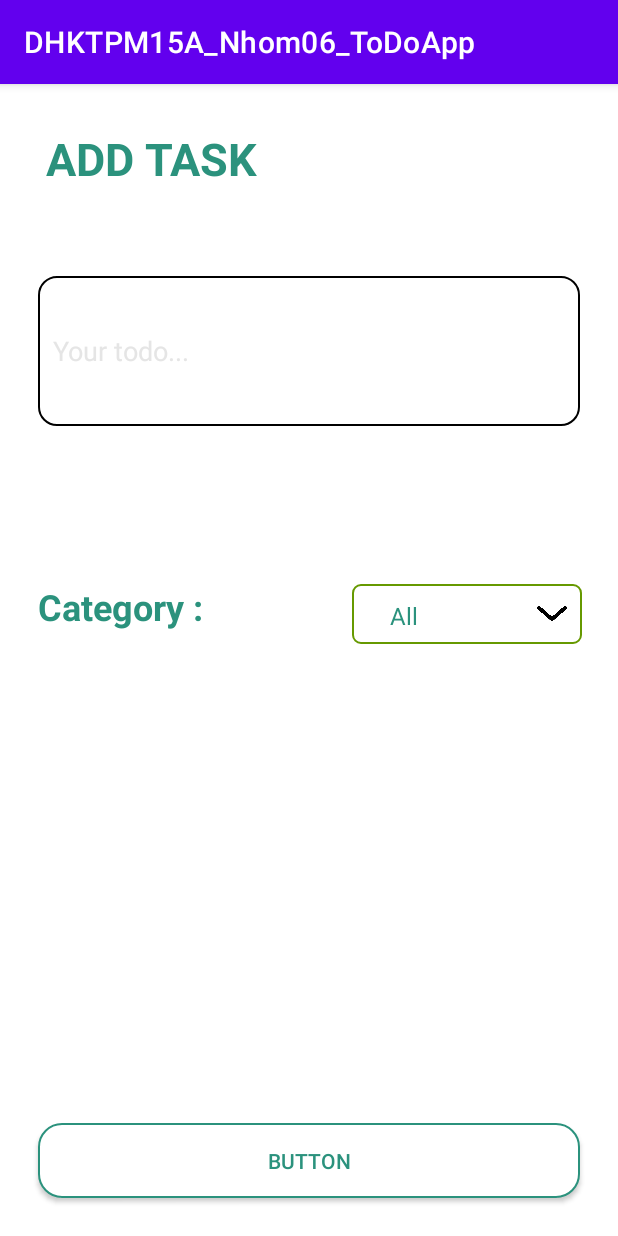
After one commit to nguyenhoanganh1410/DHKTPM15A_Nhom06_ToDoList, an Android app: the AddScreenActivity screen opened directly, with no data from a screen before it, on a phone screen of 412 x 824 dp. The commit adds this screen. Run offline under Robolectric (Android 15) with nearby library versions, the phone set to English and light mode, and no system bars.

Commit message:
5 - finished add-screen

```diff
--- a/app/src/main/AndroidManifest.xml
+++ b/app/src/main/AndroidManifest.xml
@@ -9,6 +9,9 @@
         android:roundIcon="@mipmap/ic_launcher_round"
         android:supportsRtl="true"
         android:theme="@style/Theme.DHKTPM15A_Nhom06_ToDoApp">
+        <activity
+            android:name=".AddScreenActivity"
+            android:exported="false" />
         <activity
             android:name=".activity.LoginActivity"
             android:exported="false" />
--- /dev/null
+++ b/app/src/main/java/com/example/dhktpm15a_nhom06_todoapp/AddScreenActivity.java
@@ -0,0 +1,40 @@
+package com.example.dhktpm15a_nhom06_todoapp;
+
+import androidx.appcompat.app.AppCompatActivity;
+
+import android.os.Bundle;
+import android.view.View;
+import android.widget.AdapterView;
+import android.widget.ArrayAdapter;
+import android.widget.Spinner;
+import android.widget.Toast;
+
+public class AddScreenActivity extends AppCompatActivity implements AdapterView.OnItemSelectedListener {
+
+    @Override
+    protected void onCreate(Bundle savedInstanceState) {
+        super.onCreate(savedInstanceState);
+        setContentView(R.layout.activity_add_screen);
+
+
+        ArrayAdapter adapter = ArrayAdapter.createFromResource(
+                this,
+                R.array.android_dropdown_arrays,
+                R.layout.color_spinner_layout
+        );
+        Spinner spinerAddScreen = findViewById(R.id.spinnerAdd);
+        adapter.setDropDownViewResource(R.layout.spinner_dropdown_layout);
+        spinerAddScreen.setAdapter(adapter);
+        spinerAddScreen.setOnItemSelectedListener(this);
+    }
+
+    @Override
+    public void onItemSelected(AdapterView<?> adapterView, View view, int i, long l) {
+        Toast.makeText(this, adapterView.getSelectedItem().toString(), Toast.LENGTH_SHORT).show();
+    }
+
+    @Override
+    public void onNothingSelected(AdapterView<?> adapterView) {
+
+    }
+}
--- a/app/src/main/java/com/example/dhktpm15a_nhom06_todoapp/activity/HomeActivity.java
+++ b/app/src/main/java/com/example/dhktpm15a_nhom06_todoapp/activity/HomeActivity.java
@@ -5,6 +5,7 @@ import android.os.Bundle;
 import android.view.View;
 import android.widget.AdapterView;
 import android.widget.ArrayAdapter;
+import android.widget.Button;
 import android.widget.ImageView;
 import android.widget.ListView;
 import android.widget.Spinner;
@@ -13,6 +14,7 @@ import android.widget.Toast;
 
 import androidx.appcompat.app.AppCompatActivity;
 
+import com.example.dhktpm15a_nhom06_todoapp.AddScreenActivity;
 import com.example.dhktpm15a_nhom06_todoapp.MainActivity;
 import com.example.dhktpm15a_nhom06_todoapp.R;
 import com.example.dhktpm15a_nhom06_todoapp.adaper.TaskAdapter;
@@ -31,6 +33,7 @@ public class HomeActivity extends AppCompatActivity implements AdapterView.OnIte
 
     private TextView txtNameUser;
     private ImageView imgLogout;
+    private Button btnAddTask;
     FirebaseAuth mAuth;
     @Override
     protected void onCreate(Bundle savedInstanceState) {
@@ -40,9 +43,20 @@ public class HomeActivity extends AppCompatActivity implements AdapterView.OnIte
         //get id
         txtNameUser = findViewById(R.id.txtNameUser);
         imgLogout = findViewById(R.id.imgLogout);
+        btnAddTask = findViewById(R.id.btnAddTask);
+
+        btnAddTask.setOnClickListener(new View.OnClickListener() {
+            @Override
+            public void onClick(View v) {
+                // Toast.makeText(MainActivity.this, "user registered sucessfilly", Toast.LENGTH_SHORT).show();
+                Intent intent = new Intent(HomeActivity.this, AddScreenActivity.class);
+                startActivity(intent);
+            }
+        });
 
         //custom drop list
         Spinner spiner = findViewById(R.id.spinner2);
+
         ArrayAdapter adapter = ArrayAdapter.createFromResource(
                 this,
                 R.array.android_dropdown_arrays,
@@ -51,16 +65,17 @@ public class HomeActivity extends AppCompatActivity implements AdapterView.OnIte
         adapter.setDropDownViewResource(R.layout.spinner_dropdown_layout);
         spiner.setAdapter(adapter);
         spiner.setOnItemSelectedListener(this);
+
         //
 
 
         listView = (ListView) findViewById(R.id.idListView);
         listTask = new ArrayList<>();
         long millis = System.currentTimeMillis();
-        listTask.add(new Task(1, "Work", "android", new java.util.Date(millis)      ));
-        listTask.add(new Task(2, "Work", "android", new java.util.Date(millis)      ));
-        listTask.add(new Task(3, "Work", "android", new java.util.Date(millis)      ));
-        listTask.add(new Task(4, "Work", "android", new java.util.Date(millis)      ));
+        listTask.add(new Task(1, "Work", "android", new Date(millis)      ));
+        listTask.add(new Task(2, "Work", "android", new Date(millis)      ));
+        listTask.add(new Task(3, "Work", "android", new Date(millis)      ));
+        listTask.add(new Task(4, "Work", "android", new Date(millis)      ));
 
 
 
--- /dev/null
+++ b/app/src/main/res/layout/activity_add_screen.xml
@@ -0,0 +1,116 @@
+<?xml version="1.0" encoding="utf-8"?>
+<androidx.constraintlayout.widget.ConstraintLayout xmlns:android="http://schemas.android.com/apk/res/android"
+    xmlns:app="http://schemas.android.com/apk/res-auto"
+    xmlns:tools="http://schemas.android.com/tools"
+    android:layout_width="match_parent"
+    android:layout_height="match_parent"
+    android:background="@color/white"
+    tools:context=".AddScreenActivity">
+
+    <EditText
+        android:id="@+id/textView2"
+        android:layout_width="match_parent"
+        android:layout_height="100dp"
+        android:layout_marginStart="25dp"
+        android:layout_marginTop="60dp"
+        android:layout_marginEnd="25dp"
+        android:background="@drawable/edit_text_border"
+        android:color="@color/black"
+        android:padding="10dp"
+        android:lines="8"
+        android:maxLines="10"
+        android:minLines="6"
+       android:hint="Your todo..."
+        android:textColor="@color/black"
+        android:textColorHint="#E5E5E5"
+        app:layout_constraintEnd_toEndOf="parent"
+        app:layout_constraintStart_toStartOf="parent"
+        app:layout_constraintTop_toBottomOf="@+id/textView3" />
+
+
+    <TextView
+        android:id="@+id/textView3"
+        android:layout_width="320dp"
+        android:layout_height="44dp"
+        android:layout_marginStart="25dp"
+        android:layout_marginTop="24dp"
+        android:layout_marginEnd="205dp"
+        android:padding="5dp"
+        android:text="ADD TASK"
+        android:textColor="#2B927D"
+        android:textSize="30sp"
+        android:textStyle="bold"
+        app:layout_constraintEnd_toEndOf="parent"
+        app:layout_constraintHorizontal_bias="0.0"
+        app:layout_constraintStart_toStartOf="parent"
+        app:layout_constraintTop_toTopOf="parent" />
+
+    <androidx.appcompat.widget.AppCompatButton
+        android:id="@+id/button"
+        android:layout_width="match_parent"
+        android:layout_height="50dp"
+        android:layout_marginStart="25dp"
+        android:layout_marginEnd="25dp"
+        android:layout_marginBottom="25dp"
+        android:width="1dp"
+        android:background="@drawable/add_button"
+
+        android:padding="10dp"
+        android:text="Button"
+        android:textColor="@color/main_color"
+        app:layout_constraintBottom_toBottomOf="parent"
+        app:layout_constraintEnd_toEndOf="parent"
+        app:layout_constraintStart_toStartOf="parent" />
+
+    <RelativeLayout
+        android:layout_width="153dp"
+        android:layout_height="40dp"
+        android:layout_marginEnd="24dp"
+        android:layout_weight=".28"
+        android:background="@drawable/custom_spinner"
+
+        android:orientation="horizontal"
+        android:paddingLeft="10dp"
+        android:paddingRight="10dp"
+        app:layout_constraintBottom_toBottomOf="@+id/textView"
+        app:layout_constraintEnd_toEndOf="parent"
+        app:layout_constraintTop_toTopOf="@+id/textView">
+
+        <Spinner
+            android:id="@+id/spinnerAdd"
+            android:layout_width="match_parent"
+            android:layout_height="wrap_content"
+            android:layout_gravity="center"
+            android:layout_marginLeft="5dp"
+
+
+            android:background="@android:color/transparent"
+            android:entries="@array/android_dropdown_arrays_add"
+            android:gravity="center"
+            android:spinnerMode="dropdown" />
+
+        <ImageView
+            android:layout_width="20dp"
+            android:layout_height="15dp"
+            android:layout_alignParentRight="true"
+            android:layout_centerVertical="true"
+            android:layout_gravity="center"
+            android:src="@drawable/drop" />
+
+    </RelativeLayout>
+
+    <TextView
+        android:id="@+id/textView"
+        android:layout_width="132dp"
+        android:layout_height="42dp"
+        android:layout_marginTop="104dp"
+        android:text="Category : "
+        android:textColor="#2B927D"
+        android:textSize="24sp"
+        android:textStyle="bold"
+        app:layout_constraintStart_toStartOf="@+id/textView2"
+        app:layout_constraintTop_toBottomOf="@+id/textView2" />
+
+
+
+</androidx.constraintlayout.widget.ConstraintLayout>
--- a/app/src/main/res/values/strings.xml
+++ b/app/src/main/res/values/strings.xml
@@ -4,6 +4,12 @@
 
     <string-array name="android_dropdown_arrays">
         <item>All</item>
+        <item>Work</item>
+        <item>Study</item>
+        <item>Family</item>
+    </string-array>
+
+    <string-array name="android_dropdown_arrays_add">
         <item>Work</item>
         <item>Study</item>
         <item>Family</item>
```
Lines whose indentation alone changed are shown as unchanged.
